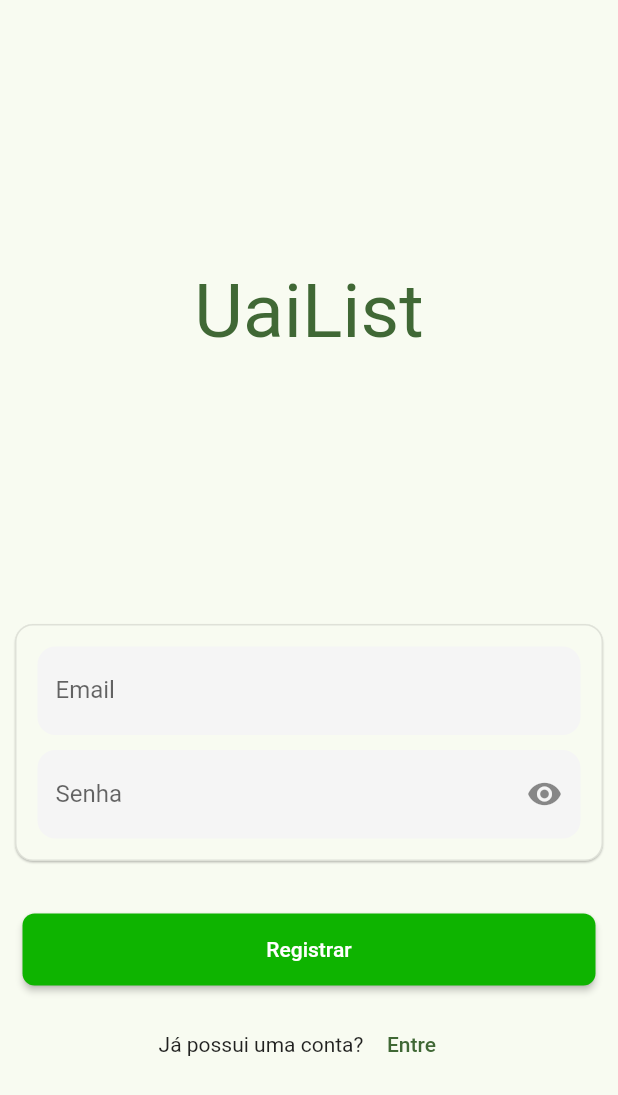
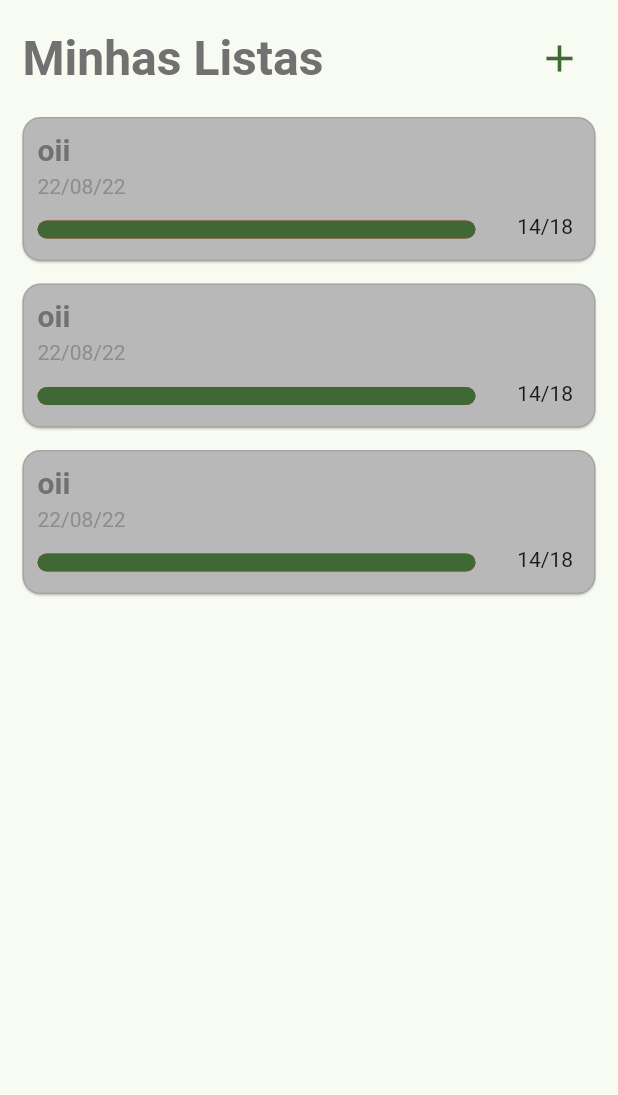
Before and after one commit to marcosfons/uailist, a Flutter app: the screen it shows after launch, on a phone screen of 412 x 824 dp. Shown: the top 1095 px of the screen. Run offline on Flutter 3.47's test engine with Material 2 defaults, Android fonts, the phone set to English and light mode, and no system bars; drawn by our look-alikes of percent_indicator.

Commit message:
Attempt to do list view

```diff
--- a/frontend/app/lib/main.dart
+++ b/frontend/app/lib/main.dart
@@ -1,6 +1,6 @@
 import 'package:flutter/material.dart';
 import 'package:uailist/src/core/themes/light_theme.dart';
-import 'package:uailist/src/screens/auth/auth_screen.dart';
+import 'package:uailist/src/screens/list/list_screen.dart';
 
 void main() {
   runApp(const App());
@@ -15,7 +15,8 @@ class App extends StatelessWidget {
       debugShowCheckedModeBanner: false,
       title: 'Uailist',
       theme: lightTheme,
-      home: const AuthScreen(),
+      // home: const AuthScreen(),
+      home: ListScreen(),
     );
   }
 }
--- /dev/null
+++ b/frontend/app/lib/src/screens/list/list_screen.dart
@@ -0,0 +1,47 @@
+import 'package:flutter/material.dart';
+import 'package:uailist/src/screens/list/widgets/list_card.dart';
+
+class ListScreen extends StatelessWidget {
+  const ListScreen({super.key});
+
+  @override
+  Widget build(BuildContext context) {
+    final theme = Theme.of(context);
+
+    return Scaffold(
+      body: Column(
+        crossAxisAlignment: CrossAxisAlignment.start,
+        children: [
+          Padding(
+            padding:
+                const EdgeInsets.only(left: 15, top: 15, right: 15, bottom: 0),
+            child: Row(
+              mainAxisAlignment: MainAxisAlignment.spaceBetween,
+              children: [
+                Text(
+                  "Minhas Listas",
+                  style: TextStyle(
+                    color: Color(0xff717171),
+                    fontSize: 32,
+                    fontWeight: FontWeight.bold,
+                  ),
+                ),
+                IconButton(
+                  iconSize: 30,
+                  icon: Icon(
+                    Icons.add,
+                    color: theme.colorScheme.primary,
+                  ),
+                  onPressed: () {},
+                ),
+              ],
+            ),
+          ),
+          ListCard(),
+          ListCard(),
+          ListCard(),
+        ],
+      ),
+    );
+  }
+}
--- /dev/null
+++ b/frontend/app/lib/src/screens/list/widgets/list_card.dart
@@ -0,0 +1,78 @@
+import 'package:flutter/material.dart';
+import 'package:percent_indicator/percent_indicator.dart';
+
+class ListCard extends StatelessWidget {
+  const ListCard({super.key});
+
+  @override
+  Widget build(BuildContext context) {
+    final theme = Theme.of(context);
+
+    return Card(
+      margin: const EdgeInsets.only(left: 15, top: 15, right: 15, bottom: 0),
+      color: Color.fromARGB(255, 185, 184, 184),
+      child: Column(
+        crossAxisAlignment: CrossAxisAlignment.start,
+        children: [
+          Padding(
+            padding:
+                const EdgeInsets.only(left: 10, top: 10, right: 0, bottom: 5),
+            child: Text(
+              'oii',
+              style: TextStyle(
+                fontSize: 20,
+                fontWeight: FontWeight.bold,
+                color: Color(0xff717171),
+              ),
+            ),
+          ),
+          Padding(
+            padding:
+                const EdgeInsets.only(left: 10, top: 0, right: 0, bottom: 0),
+            child: Text(
+              '22/08/22',
+              style: TextStyle(
+                fontSize: 14,
+                color: Color(0xff8D8D8D),
+              ),
+            ),
+          ),
+          SizedBox(
+            height: 10,
+          ),
+          Row(
+            mainAxisAlignment: MainAxisAlignment.spaceBetween,
+            children: [
+              Expanded(
+                flex: 5,
+                child: Padding(
+                  padding: const EdgeInsets.only(
+                      left: 0, top: 5, right: 0, bottom: 15),
+                  child: LinearPercentIndicator(
+                    alignment: MainAxisAlignment.start,
+                    width: MediaQuery.of(context).size.width -
+                        100, //como colocar o maximo posivel
+                    animation: true,
+                    lineHeight: 12.0,
+                    animationDuration: 500,
+                    percent: 1.0,
+                    barRadius: const Radius.circular(16),
+                    progressColor: theme.colorScheme.primary,
+                    backgroundColor: Colors.red,
+                  ),
+                ),
+              ),
+              const Padding(
+                padding:
+                    EdgeInsets.only(left: 0, top: 0, right: 15, bottom: 14),
+                child: Text(
+                  '14/18',
+                ),
+              ),
+            ],
+          )
+        ],
+      ),
+    );
+  }
+}
--- a/frontend/app/pubspec.yaml
+++ b/frontend/app/pubspec.yaml
@@ -10,6 +10,7 @@ environment:
 dependencies:
   flutter:
     sdk: flutter
+  percent_indicator: ^4.2.2
 
   cupertino_icons: ^1.0.2
 
```
Also changed, not shown: frontend/app/pubspec.lock.
